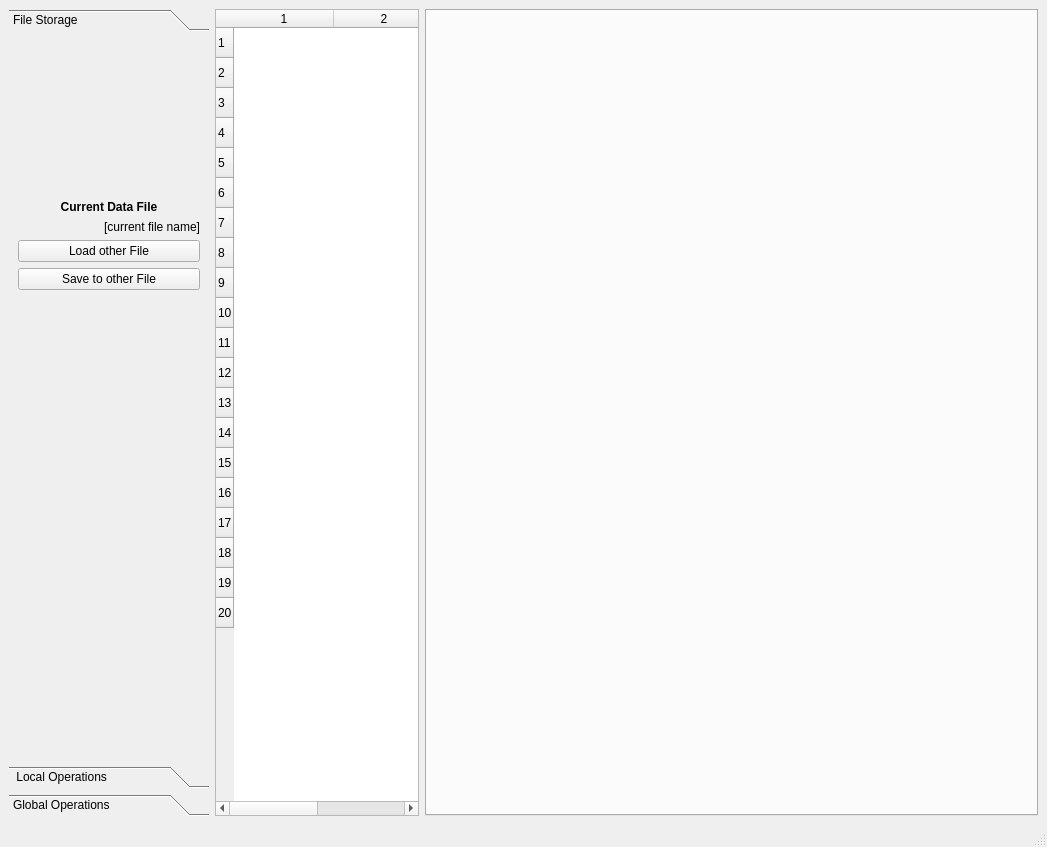
jkanev/treetime, file treetime/mainwindow.ui: the form before one commit.
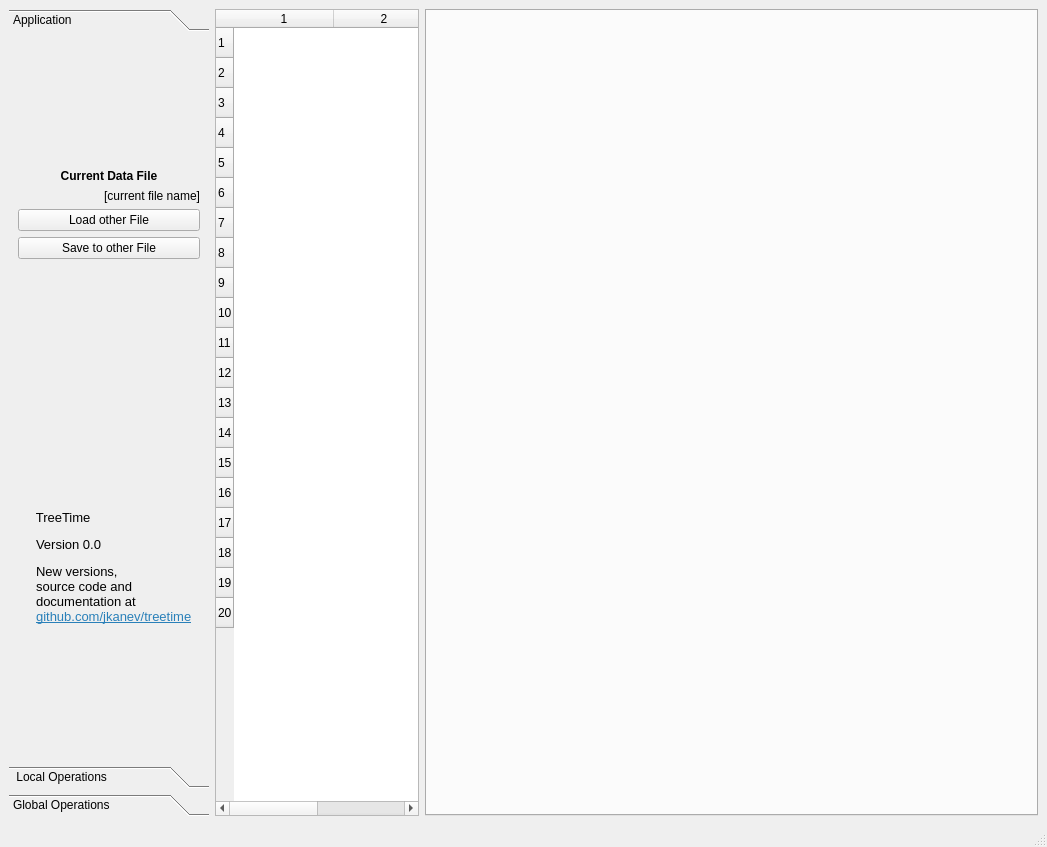
The form after the commit. The open tabs and pages were chosen to show the change.

What changed in the file:
```diff
--- a/treetime/mainwindow.ui
+++ b/treetime/mainwindow.ui
@@ -42,7 +42,7 @@
         </rect>
        </property>
        <attribute name="label">
-        <string>File Storage</string>
+        <string>Application</string>
        </attribute>
        <layout class="QVBoxLayout" name="verticalLayout">
         <item>
@@ -145,6 +145,19 @@
           </property>
          </spacer>
         </item>
+        <item>
+         <widget class="QLabel" name="label_7">
+          <property name="text">
+           <string>&lt;!DOCTYPE HTML PUBLIC &quot;-//W3C//DTD HTML 4.0//EN&quot; &quot;http://www.w3.org/TR/REC-html40/strict.dtd&quot;&gt;
+&lt;html&gt;&lt;head&gt;&lt;meta name=&quot;qrichtext&quot; content=&quot;1&quot; /&gt;&lt;style type=&quot;text/css&quot;&gt;
+p, li { white-space: pre-wrap; }
+&lt;/style&gt;&lt;/head&gt;&lt;body style=&quot; font-family:'Noto Sans'; font-size:10pt; font-weight:400; font-style:normal;&quot;&gt;
+&lt;p style=&quot; margin-top:12px; margin-bottom:12px; margin-left:0px; margin-right:0px; -qt-block-indent:0; text-indent:0px;&quot;&gt;     TreeTime&lt;/p&gt;
+&lt;p style=&quot; margin-top:12px; margin-bottom:12px; margin-left:0px; margin-right:0px; -qt-block-indent:0; text-indent:0px;&quot;&gt;     Version 0.0&lt;/p&gt;
+&lt;p style=&quot; margin-top:12px; margin-bottom:12px; margin-left:0px; margin-right:0px; -qt-block-indent:0; text-indent:0px;&quot;&gt;     New versions,&lt;br /&gt;     source code and &lt;br /&gt;     documentation at &lt;br /&gt;     &lt;a href=&quot;https://github.com/jkanev/treetime&quot;&gt;&lt;span style=&quot; text-decoration: underline; color:#2980b9;&quot;&gt;github.com/jkanev/treetime&lt;/span&gt;&lt;/a&gt;&lt;/p&gt;&lt;/body&gt;&lt;/html&gt;</string>
+          </property>
+         </widget>
+        </item>
         <item>
          <spacer name="verticalSpacer_9">
           <property name="orientation">
```
Left out of the diff: 4 changed lines with no effect on the pictures.
